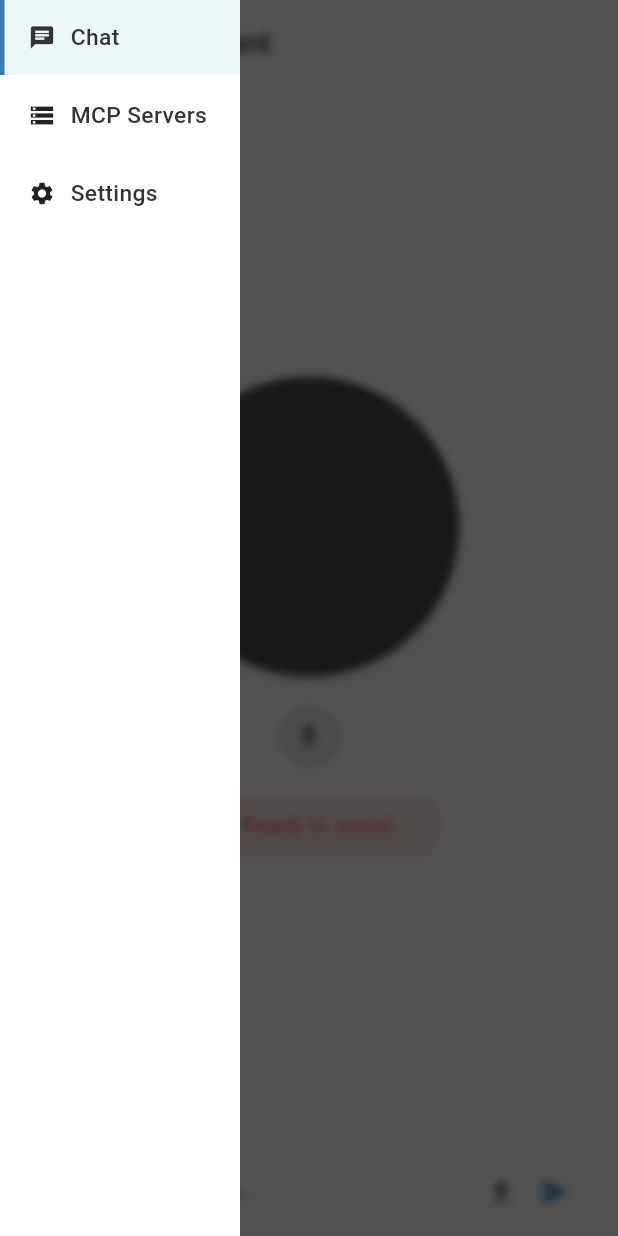
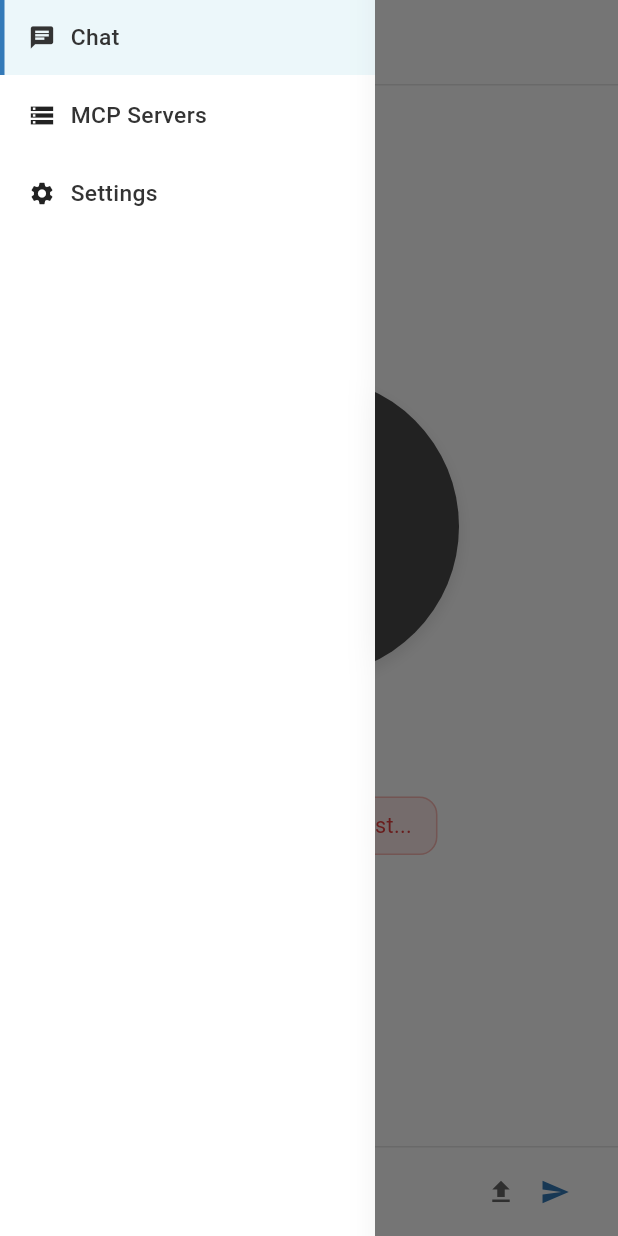
Before and after one commit to ResonanceGroup/VOX-UI, a Flutter app: the screen it shows after launch, with the side drawer open, on a phone screen of 412 x 824 dp. Run offline on Flutter 3.47's test engine with Material 3 defaults, Android fonts, the phone set to English and light mode, and no system bars; our stand-ins replace flutter_riverpod, go_router.

Commit message:
Refactor UI components for improved theming and responsiveness
- Enhanced AppBar styling across chat, MCP servers, and settings screens to support dynamic background colors based on theme.
- Updated border colors and input field styles to ensure consistency between light and dark modes.
- Introduced a three-way toggle for theme selection in the settings screen, improving user experience for theme management.
- Refined navigation drawer implementation with a blurred backdrop effect and consistent item spacing.
- Adjusted button padding and heights for better alignment with design specifications.
- Updated theme colors in AppTheme class to match new design requirements.

```diff
--- a/lib/screens/chat_screen.dart
+++ b/lib/screens/chat_screen.dart
@@ -18,6 +18,11 @@ class _ChatScreenState extends ConsumerState<ChatScreen> {
   Widget build(BuildContext context) {
     return Scaffold(
       appBar: AppBar(
+        backgroundColor: Theme.of(context).brightness == Brightness.dark
+            ? const Color(0xFF252526)
+            : Colors.white,
+        surfaceTintColor: Colors.transparent,
+        scrolledUnderElevation: 0,
         title: const Text('AI Assistant'),
         leading: Builder(
           builder: (context) => IconButton(
@@ -34,8 +39,8 @@ class _ChatScreenState extends ConsumerState<ChatScreen> {
           child: Container(
             height: 1.0,
             color: Theme.of(context).brightness == Brightness.dark
-                ? const Color(0xFF333333) // Darker border for dark mode
-                : AppTheme.borderColor,
+                ? const Color(0xFF333333)
+                : const Color(0xFFE5E5E5),
           ),
         ),
       ),
--- a/lib/theme/app_theme.dart
+++ b/lib/theme/app_theme.dart
@@ -12,7 +12,7 @@ class AppTheme {
   static const Color textColor = Color(0xFF333333);
   static const Color textLightColor = Color(0xFF666666);
   static const Color textDarkColor = Color(0xFFCCCCCC);
-  static const Color borderColor = Color(0xFFEEEEEE);
+  static const Color borderColor = Color(0xFFCCCCCC);  // Light mode border (matching CSS)
   static const Color borderDarkColor = Color(0xFF444444);
 
   // UI Element Colors
@@ -20,7 +20,7 @@ class AppTheme {
   static const Color headerDarkBackground = Color(0xFF252526);
   static const Color sidebarBackground = Colors.white;
   static const Color sidebarDarkBackground = Color(0xFF252526);
-  static const Color sidebarBorder = Color(0xFFEEEEEE);
+  static const Color sidebarBorder = Color(0xFFCCCCCC);  // Light mode border
   static const Color sidebarDarkBorder = Color(0xFF333333);
   static const Color inputControlsBackground = Colors.white;
   static const Color inputControlsDarkBackground = Color(0xFF1E1E1E);
@@ -106,15 +106,15 @@ class AppTheme {
         fillColor: Colors.transparent,
         contentPadding: const EdgeInsets.symmetric(horizontal: 16.0, vertical: 12.0),
         border: OutlineInputBorder(
-          borderRadius: BorderRadius.circular(borderRadius),
-          borderSide: const BorderSide(color: borderColor),
+          borderRadius: BorderRadius.circular(smallBorderRadius),
+          borderSide: const BorderSide(color: inputControlsBorder),
         ),
         enabledBorder: OutlineInputBorder(
-          borderRadius: BorderRadius.circular(borderRadius),
-          borderSide: const BorderSide(color: borderColor),
+          borderRadius: BorderRadius.circular(smallBorderRadius),
+          borderSide: const BorderSide(color: inputControlsBorder),
         ),
         focusedBorder: OutlineInputBorder(
-          borderRadius: BorderRadius.circular(borderRadius),
+          borderRadius: BorderRadius.circular(smallBorderRadius),
           borderSide: const BorderSide(color: primaryColor, width: 2.0),
         ),
         labelStyle: labelStyle,
@@ -127,9 +127,10 @@ class AppTheme {
           backgroundColor: primaryColor,
           foregroundColor: Colors.white,
           elevation: 0,
-          padding: const EdgeInsets.symmetric(horizontal: 16.0, vertical: 12.0),
+          minimumSize: const Size(0, 50),  // Set minimum height to 44px
+          padding: const EdgeInsets.symmetric(horizontal: 20.0, vertical: 12.0),
           shape: RoundedRectangleBorder(
-            borderRadius: BorderRadius.circular(borderRadius),
+            borderRadius: BorderRadius.circular(smallBorderRadius),
           ),
           textStyle: bodyTextStyle.copyWith(
             color: Colors.white,
@@ -151,8 +152,8 @@ class AppTheme {
         color: Colors.white,
         elevation: 0,
         shape: RoundedRectangleBorder(
-          borderRadius: BorderRadius.circular(borderRadius),
-          side: const BorderSide(color: borderColor),
+          borderRadius: BorderRadius.circular(smallBorderRadius),
+          side: const BorderSide(color: inputControlsBorder),
         ),
       ),
     );
@@ -198,15 +199,15 @@ class AppTheme {
         fillColor: const Color(0xFF3A3A3A),
         contentPadding: const EdgeInsets.symmetric(horizontal: 16.0, vertical: 12.0),
         border: OutlineInputBorder(
-          borderRadius: BorderRadius.circular(borderRadius),
-          borderSide: const BorderSide(color: borderDarkColor),
+          borderRadius: BorderRadius.circular(smallBorderRadius),
+          borderSide: const BorderSide(color: Color(0xFF555555)),
         ),
         enabledBorder: OutlineInputBorder(
-          borderRadius: BorderRadius.circular(borderRadius),
-          borderSide: const BorderSide(color: borderDarkColor),
+          borderRadius: BorderRadius.circular(smallBorderRadius),
+          borderSide: const BorderSide(color: Color(0xFF555555)),
         ),
         focusedBorder: OutlineInputBorder(
-          borderRadius: BorderRadius.circular(borderRadius),
+          borderRadius: BorderRadius.circular(smallBorderRadius),
           borderSide: const BorderSide(color: primaryColor, width: 2.0),
         ),
         labelStyle: const TextStyle(
@@ -227,9 +228,10 @@ class AppTheme {
           backgroundColor: primaryColor,
           foregroundColor: Colors.white,
           elevation: 0,
-          padding: const EdgeInsets.symmetric(horizontal: 16.0, vertical: 12.0),
+          minimumSize: const Size(0, 50),  // Set minimum height to 44px
+          padding: const EdgeInsets.symmetric(horizontal: 20.0, vertical: 12.0),
           shape: RoundedRectangleBorder(
-            borderRadius: BorderRadius.circular(borderRadius),
+            borderRadius: BorderRadius.circular(smallBorderRadius),
           ),
           textStyle: bodyTextStyle.copyWith(
             color: Colors.white,
@@ -243,8 +245,8 @@ class AppTheme {
         color: const Color(0xFF2C2C2C),
         elevation: 0,
         shape: RoundedRectangleBorder(
-          borderRadius: BorderRadius.circular(borderRadius),
-          side: const BorderSide(color: borderDarkColor),
+          borderRadius: BorderRadius.circular(smallBorderRadius),
+          side: const BorderSide(color: Color(0xFF555555)),
         ),
       ),
     );
--- a/lib/widgets/navigation_drawer.dart
+++ b/lib/widgets/navigation_drawer.dart
@@ -13,24 +13,17 @@ class VOXNavigationDrawer extends StatelessWidget {
   Widget build(BuildContext context) {
     final isDark = Theme.of(context).brightness == Brightness.dark;
 
-    return Stack(
-      children: [
-        // Blurred backdrop
-        GestureDetector(
-          onTap: () => Navigator.of(context).pop(),
+    return Drawer(
+      width: 250,
+      elevation: 0,
+      shape: const RoundedRectangleBorder(
+        borderRadius: BorderRadius.zero,
+      ),
+      child: ClipRect(
         child: BackdropFilter(
-            filter: ImageFilter.blur(sigmaX: 3.0, sigmaY: 3.0),
+          filter: ImageFilter.blur(sigmaX: 10, sigmaY: 10),
           child: Container(
-              color: Colors.black.withOpacity(0.3),
-            ),
-          ),
-        ),
-        // Drawer panel
-        Align(
-          alignment: Alignment.centerLeft,
-          child: Container(
-            width: AppTheme.sidebarWidth,
-            color: Theme.of(context).scaffoldBackgroundColor,
+            color: Theme.of(context).scaffoldBackgroundColor.withOpacity(0.9),
             child: Column(
           children: [
             // Navigation items (no header)
@@ -41,16 +34,16 @@ class VOXNavigationDrawer extends StatelessWidget {
               currentRoute: currentRoute,
             ),
 
-                const SizedBox(height: 2.0), // Add spacing between menu items matching original gap: 2px
+            const SizedBox(height: 2.0),
 
             _NavItem(
-                  icon: Icons.storage, // Stacked servers icon matching original codicon-server
+              icon: Icons.storage,
               label: 'MCP Servers',
               route: '/mcp-servers',
               currentRoute: currentRoute,
             ),
 
-                const SizedBox(height: 2.0), // Add spacing between menu items matching original gap: 2px
+            const SizedBox(height: 2.0),
 
             _NavItem(
               icon: Icons.settings,
@@ -62,8 +55,7 @@ class VOXNavigationDrawer extends StatelessWidget {
           ),
         ),
       ),
-      ],
-    );
+    ));
   }
 }
 
```
Also changed, not shown: lib/screens/mcp_servers_screen.dart (+10 -7 lines), lib/screens/settings_screen.dart (+195 -61 lines), 3 other files. Lines whose indentation alone changed are shown as unchanged.
